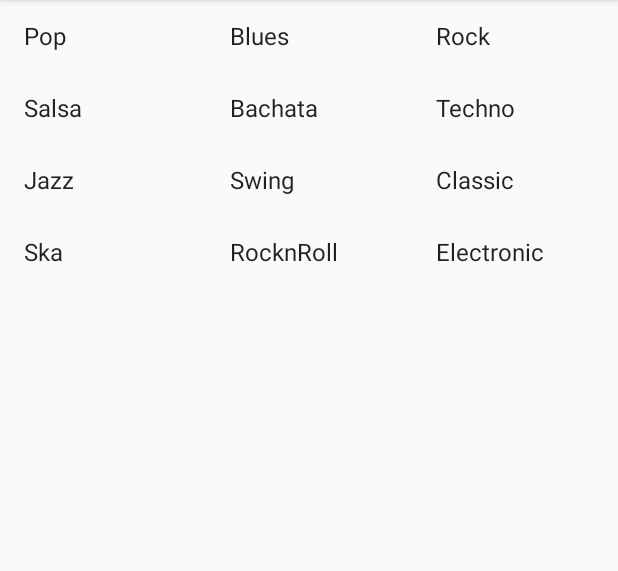
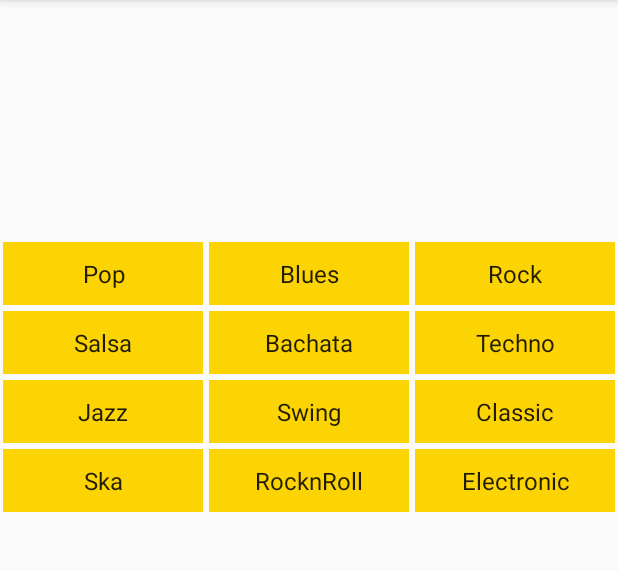
Before and after one commit to tomaszkolonko/AndroidBasic_MusicPlayer, an Android app: the screen it shows after launch (MainActivity), on a phone screen of 412 x 824 dp, the part 84-655 px from its top. Run offline under Robolectric (Android 15) with nearby library versions, the phone set to English and light mode, and no system bars.

Commit message:
Some refactoring on the GridView of MainPage

```diff
--- /dev/null
+++ b/app/src/main/java/com/example/android/androidbasicsmusicplayer/GenreAdapter.java
@@ -0,0 +1,58 @@
+package com.example.android.androidbasicsmusicplayer;
+
+import android.content.Context;
+import android.content.Intent;
+import android.view.LayoutInflater;
+import android.view.View;
+import android.view.ViewGroup;
+import android.widget.ArrayAdapter;
+import android.widget.TextView;
+import android.widget.Toast;
+
+import androidx.annotation.NonNull;
+import androidx.annotation.Nullable;
+
+import java.util.ArrayList;
+
+public class GenreAdapter extends ArrayAdapter<String> {
+
+    public GenreAdapter(Context context, ArrayList<String> words) { super(context, 0, words); }
+
+    @NonNull
+    @Override
+    public View getView(int position, @Nullable View convertView, @NonNull ViewGroup parent) {
+        // Get the data item for this position
+        String genre = getItem(position);
+
+        // Check if an existing view is being reused, otherwise infalte the view
+        if (convertView == null) {
+            convertView = LayoutInflater.from(getContext()).inflate(R.layout.genre, parent, false);
+        }
+
+        // Lookup view for data population
+        TextView genreView = (TextView) convertView.findViewById(R.id.genre);
+
+        // Populate the data into the template view using the data object
+        setGenreView(genreView, genre);
+
+        // Return the completed view to render on screen
+        return convertView;
+    }
+
+    /**
+     * Setting everything parameter on the view
+     *
+     * @param genreView
+     * @param genre
+     */
+    private void setGenreView(TextView genreView, String genre) {
+        genreView.setText(genre);
+        genreView.setTag(genre);
+        genreView.setOnClickListener(new View.OnClickListener() {
+            @Override
+            public void onClick(View v) {
+                Toast.makeText(v.getContext(), "Clicked on " + v.getTag(), Toast.LENGTH_SHORT).show();
+            }
+        });
+    }
+}
--- a/app/src/main/java/com/example/android/androidbasicsmusicplayer/MainActivity.java
+++ b/app/src/main/java/com/example/android/androidbasicsmusicplayer/MainActivity.java
@@ -12,10 +12,14 @@ import android.widget.Toast;
 
 import java.lang.reflect.Array;
 import java.util.ArrayList;
+import java.util.Arrays;
+import java.util.List;
 
 public class MainActivity extends AppCompatActivity {
-    private String[] genre = {"Pop", "Blues", "Rock", "Salsa", "Bachata", "Techno", "Jazz", "Swing", "Classic",
-            "Ska", "RocknRoll", "Electronic"};
+
+    private ArrayList<String> genre = new ArrayList(Arrays.asList("Pop", "Blues", "Rock",
+            "Salsa", "Bachata", "Techno", "Jazz", "Swing", "Classic", "Ska",
+            "RocknRoll", "Electronic"));
 
 
     @Override
@@ -25,26 +29,28 @@ public class MainActivity extends AppCompatActivity {
 
         SongGenerator songGenerator = new SongGenerator();
 
-        ArrayList<Song> listOfSongs = new ArrayList<Song>();
+        ArrayList<Song> listOfSongs = new ArrayList();
 
         listOfSongs.add(new Song("Live For My Love", "Jose Albir", "Blues", 120));
-        listOfSongs.add(new Song("Sound Of The City", "Jose Albir","Blues", 120));
-        listOfSongs.add(new Song("Words Of My Soul", "Jose Albir","Blues", 120));
-        listOfSongs.add(new Song("Words Of My Darling", "Jose Albir","Blues", 120));
-        listOfSongs.add(new Song("One More Angel", "Jose Albir","Blues", 120));
-        listOfSongs.add(new Song("Stolen Grooves", "Jose Albir","Blues", 120));
-        listOfSongs.add(new Song("Babe, You're A Mystery", "Jose Albir","Blues", 120));
-        listOfSongs.add(new Song("Babe, Without You", "Jose Albir","Blues", 120));
-        listOfSongs.add(new Song("I Love He Ain't Bad", "Jose Albir","Blues", 120));
+        listOfSongs.add(new Song("Sound Of The City", "Jose Albir", "Blues", 120));
+        listOfSongs.add(new Song("Words Of My Soul", "Jose Albir", "Blues", 120));
+        listOfSongs.add(new Song("Words Of My Darling", "Jose Albir", "Blues", 120));
+        listOfSongs.add(new Song("One More Angel", "Jose Albir", "Blues", 120));
+        listOfSongs.add(new Song("Stolen Grooves", "Jose Albir", "Blues", 120));
+        listOfSongs.add(new Song("Babe, You're A Mystery", "Jose Albir", "Blues", 120));
+        listOfSongs.add(new Song("Babe, Without You", "Jose Albir", "Blues", 120));
+        listOfSongs.add(new Song("I Love He Ain't Bad", "Jose Albir", "Blues", 120));
         listOfSongs.add(new Song("He's Mysterious", "Jose Albir", "Blues", 120));
 
-        for(int i = 0; i < 1000; i++) {
+        for (int i = 0; i < 1000; i++) {
             listOfSongs.add(songGenerator.generateSong());
         }
 
         final GridView gridView = findViewById(R.id.categoryGridView);
-        ArrayAdapter<String> adapter = new ArrayAdapter<>(this, android.R.layout.simple_list_item_1, genre);
+
+        GenreAdapter adapter = new GenreAdapter(this, genre);
         gridView.setAdapter(adapter);
+
 
 //        gridView.setOnClickListener(new View.OnClickListener() {
 //            @Override
--- a/app/src/main/res/layout/activity_main.xml
+++ b/app/src/main/res/layout/activity_main.xml
@@ -1,13 +1,25 @@
 <?xml version="1.0" encoding="utf-8"?>
-<GridView xmlns:android="http://schemas.android.com/apk/res/android"
+<LinearLayout xmlns:android="http://schemas.android.com/apk/res/android"
     xmlns:tools="http://schemas.android.com/tools"
+    android:id="@+id/rootLinearLayout"
+    android:layout_width="match_parent"
+    android:layout_height="match_parent"
+    android:layout_marginBottom="20dp"
+    android:orientation="vertical"
+    android:paddingBottom="20dp">
+    <TextView
+        android:layout_width="match_parent"
+        android:layout_height="wrap_content"
+        android:padding="20dp" />
+    <GridView
         android:id="@+id/categoryGridView"
         android:layout_width="match_parent"
         android:layout_height="match_parent"
+        android:paddingTop="100dp"
+        android:layout_gravity="center_vertical"
         android:numColumns="3"
         android:columnWidth="50dp"
         android:stretchMode="columnWidth"
         tools:context=".MainActivity">
-
-
     </GridView>
+</LinearLayout>
--- /dev/null
+++ b/app/src/main/res/layout/genre.xml
@@ -0,0 +1,22 @@
+<LinearLayout xmlns:android="http://schemas.android.com/apk/res/android"
+    android:id="@+id/genrleLinearLayout"
+    android:layout_width="match_parent"
+    android:layout_height="match_parent"
+
+    android:orientation="vertical">
+
+    <TextView
+        android:id="@+id/genre"
+        android:tag=""
+        android:layout_width="match_parent"
+        android:layout_height="wrap_content"
+        android:layout_margin="2dp"
+
+        android:background="#fcd303"
+        android:layout_gravity="center_horizontal|center_vertical"
+        android:gravity="center_vertical|center_horizontal"
+        android:textSize="16sp"
+        android:padding="10dp"
+        android:textAppearance="?android:attr/textAppearanceListItemSmall" />
+
+</LinearLayout>
```
Also changed, not shown: 1 other file. Lines whose indentation alone changed are shown as unchanged.
